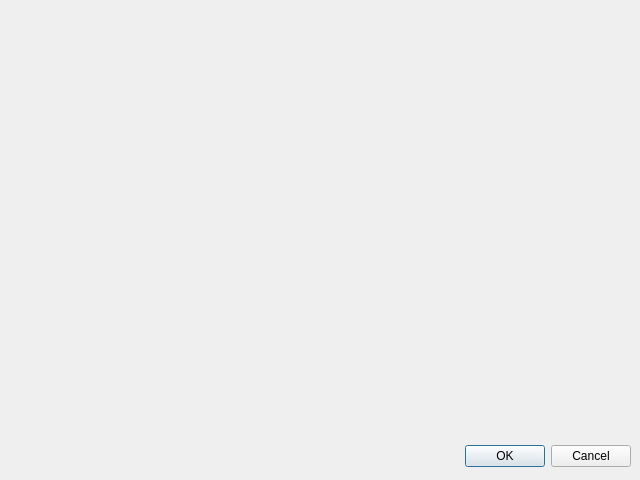
This is dialog.ui in CaigCaig/2024-02-11_Task03_HW01_FormsDB as Qt 5 draws it before an edit. The edited form follows.
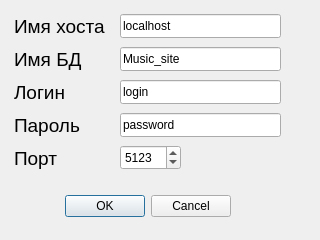
This is the edited form.

The edit to the form file:
```diff
--- a/dialog.ui
+++ b/dialog.ui
@@ -5,19 +5,31 @@
    <rect>
     <x>0</x>
     <y>0</y>
-    <width>640</width>
-    <height>480</height>
+    <width>320</width>
+    <height>240</height>
    </rect>
   </property>
+  <property name="minimumSize">
+   <size>
+    <width>320</width>
+    <height>240</height>
+   </size>
+  </property>
+  <property name="maximumSize">
+   <size>
+    <width>1024</width>
+    <height>240</height>
+   </size>
+  </property>
   <property name="windowTitle">
    <string>Dialog</string>
   </property>
   <widget name="buttonBox" class="QDialogButtonBox">
    <property name="geometry">
     <rect>
-     <x>10</x>
-     <y>440</y>
-     <width>621</width>
+     <x>60</x>
+     <y>190</y>
+     <width>171</width>
      <height>32</height>
     </rect>
    </property>
@@ -28,6 +40,214 @@
     <set>QDialogButtonBox::Cancel|QDialogButtonBox::Ok</set>
    </property>
   </widget>
+  <widget class="QLabel" name="lb_port">
+   <property name="geometry">
+    <rect>
+     <x>14</x>
+     <y>145</y>
+     <width>96</width>
+     <height>26</height>
+    </rect>
+   </property>
+   <property name="maximumSize">
+    <size>
+     <width>96</width>
+     <height>32</height>
+    </size>
+   </property>
+   <property name="font">
+    <font>
+     <pointsize>14</pointsize>
+     <bold>false</bold>
+    </font>
+   </property>
+   <property name="text">
+    <string>Порт</string>
+   </property>
+  </widget>
+  <widget class="QSpinBox" name="sb_port">
+   <property name="geometry">
+    <rect>
+     <x>120</x>
+     <y>145</y>
+     <width>61</width>
+     <height>25</height>
+    </rect>
+   </property>
+   <property name="minimum">
+    <number>1</number>
+   </property>
+   <property name="maximum">
+    <number>65535</number>
+   </property>
+   <property name="value">
+    <number>5123</number>
+   </property>
+  </widget>
+  <widget class="QLineEdit" name="le_DBName">
+   <property name="geometry">
+    <rect>
+     <x>120</x>
+     <y>47</y>
+     <width>161</width>
+     <height>24</height>
+    </rect>
+   </property>
+   <property name="text">
+    <string>Music_site</string>
+   </property>
+   <property name="maxLength">
+    <number>256</number>
+   </property>
+  </widget>
+  <widget class="QLabel" name="lb_password">
+   <property name="geometry">
+    <rect>
+     <x>14</x>
+     <y>112</y>
+     <width>96</width>
+     <height>26</height>
+    </rect>
+   </property>
+   <property name="maximumSize">
+    <size>
+     <width>96</width>
+     <height>32</height>
+    </size>
+   </property>
+   <property name="font">
+    <font>
+     <pointsize>14</pointsize>
+     <bold>false</bold>
+    </font>
+   </property>
+   <property name="text">
+    <string>Пароль</string>
+   </property>
+  </widget>
+  <widget class="QLineEdit" name="le_password">
+   <property name="geometry">
+    <rect>
+     <x>120</x>
+     <y>113</y>
+     <width>161</width>
+     <height>24</height>
+    </rect>
+   </property>
+   <property name="text">
+    <string>password</string>
+   </property>
+   <property name="maxLength">
+    <number>256</number>
+   </property>
+  </widget>
+  <widget class="QLabel" name="lb_DBName">
+   <property name="geometry">
+    <rect>
+     <x>14</x>
+     <y>46</y>
+     <width>96</width>
+     <height>26</height>
+    </rect>
+   </property>
+   <property name="maximumSize">
+    <size>
+     <width>96</width>
+     <height>32</height>
+    </size>
+   </property>
+   <property name="font">
+    <font>
+     <pointsize>14</pointsize>
+     <bold>false</bold>
+    </font>
+   </property>
+   <property name="text">
+    <string>Имя БД</string>
+   </property>
+  </widget>
+  <widget class="QLineEdit" name="le_hostName">
+   <property name="geometry">
+    <rect>
+     <x>120</x>
+     <y>14</y>
+     <width>161</width>
+     <height>24</height>
+    </rect>
+   </property>
+   <property name="text">
+    <string>localhost</string>
+   </property>
+   <property name="maxLength">
+    <number>1024</number>
+   </property>
+  </widget>
+  <widget class="QLabel" name="lb_hostName">
+   <property name="geometry">
+    <rect>
+     <x>14</x>
+     <y>13</y>
+     <width>96</width>
+     <height>26</height>
+    </rect>
+   </property>
+   <property name="maximumSize">
+    <size>
+     <width>96</width>
+     <height>32</height>
+    </size>
+   </property>
+   <property name="font">
+    <font>
+     <pointsize>14</pointsize>
+     <bold>false</bold>
+    </font>
+   </property>
+   <property name="text">
+    <string>Имя хоста</string>
+   </property>
+  </widget>
+  <widget class="QLabel" name="lb_login">
+   <property name="geometry">
+    <rect>
+     <x>14</x>
+     <y>79</y>
+     <width>96</width>
+     <height>26</height>
+    </rect>
+   </property>
+   <property name="maximumSize">
+    <size>
+     <width>96</width>
+     <height>32</height>
+    </size>
+   </property>
+   <property name="font">
+    <font>
+     <pointsize>14</pointsize>
+     <bold>false</bold>
+    </font>
+   </property>
+   <property name="text">
+    <string>Логин</string>
+   </property>
+  </widget>
+  <widget class="QLineEdit" name="le_login">
+   <property name="geometry">
+    <rect>
+     <x>120</x>
+     <y>80</y>
+     <width>161</width>
+     <height>24</height>
+    </rect>
+   </property>
+   <property name="text">
+    <string>login</string>
+   </property>
+   <property name="maxLength">
+    <number>256</number>
+   </property>
+  </widget>
  </widget>
  <resources/>
  <connections>
```
Left out of the diff: 5 changed lines with no effect on the pictures.
